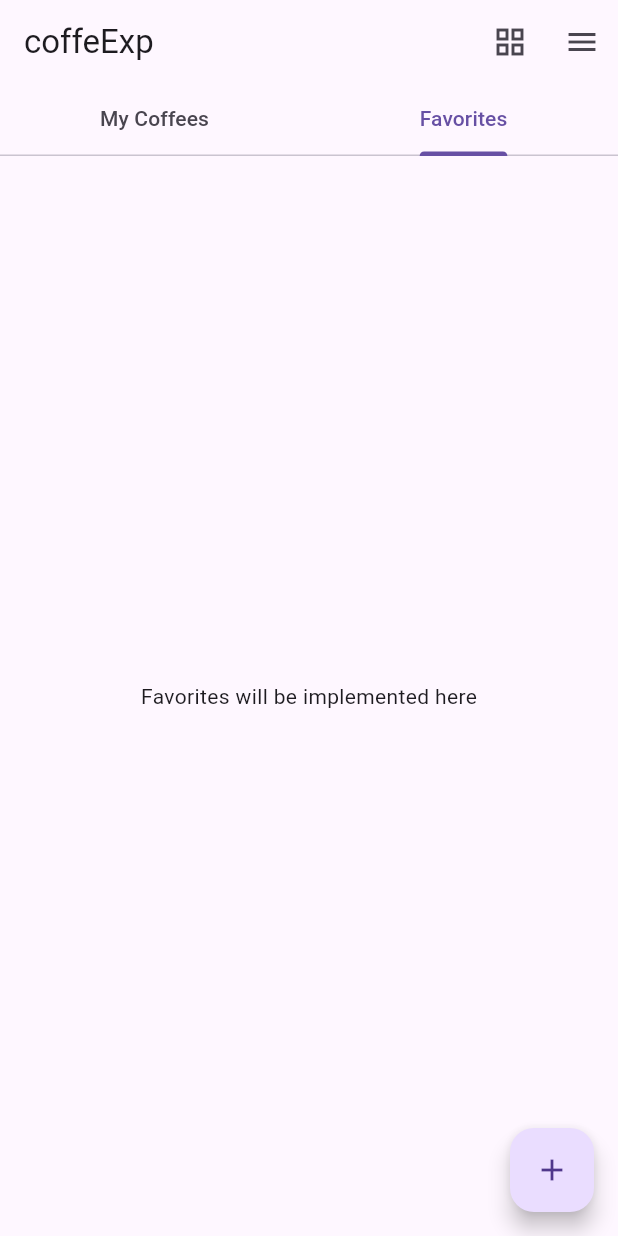
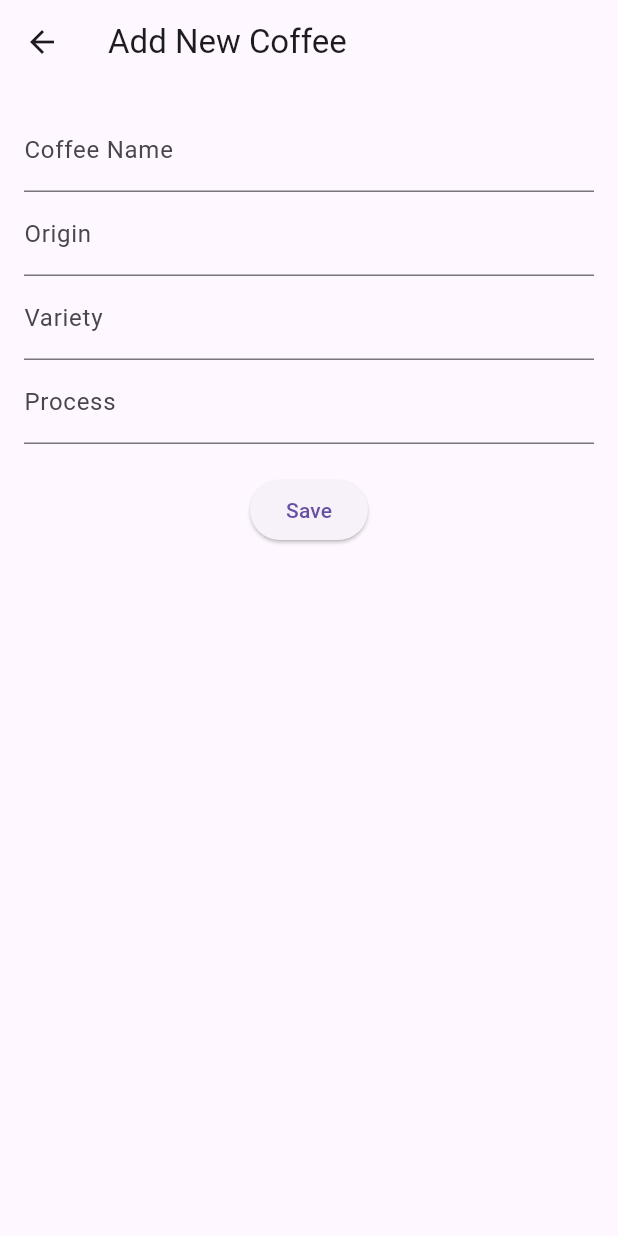
Before and after one commit to popcoondev/coffeexp, a Flutter app: the screen it shows after launch, tab 2 chosen, after a tap on the "add" icon, on a phone screen of 412 x 824 dp. Run offline on Flutter 3.47's test engine with Material 3 defaults, Android fonts, the light colour scheme and no system bars; our stand-ins replace firebase_core; accounts and stored records are empty; generated files the repository leaves out were written again.

Commit message:
Add Coffee screen

```diff
--- /dev/null
+++ b/lib/add_coffee_screen.dart
@@ -0,0 +1,95 @@
+import 'package:flutter/material.dart';
+
+class AddCoffeeScreen extends StatefulWidget {
+  @override
+  _AddCoffeeScreenState createState() => _AddCoffeeScreenState();
+}
+
+class _AddCoffeeScreenState extends State<AddCoffeeScreen> {
+  final _formKey = GlobalKey<FormState>();
+  String? _coffeeName;
+  String? _origin;
+  String? _variety;
+  String? _process;
+
+  @override
+  Widget build(BuildContext context) {
+    return Scaffold(
+      appBar: AppBar(
+        title: Text('Add New Coffee'),
+      ),
+      body: Padding(
+        padding: const EdgeInsets.all(16.0),
+        child: Form(
+          key: _formKey,
+          child: Column(
+            children: [
+              TextFormField(
+                decoration: InputDecoration(labelText: 'Coffee Name'),
+                validator: (value) {
+                  if (value == null || value.isEmpty) {
+                    return 'Please enter the coffee name';
+                  }
+                  return null;
+                },
+                onSaved: (value) {
+                  _coffeeName = value;
+                },
+              ),
+              TextFormField(
+                decoration: InputDecoration(labelText: 'Origin'),
+                validator: (value) {
+                  if (value == null || value.isEmpty) {
+                    return 'Please enter the origin';
+                  }
+                  return null;
+                },
+                onSaved: (value) {
+                  _origin = value;
+                },
+              ),
+              TextFormField(
+                decoration: InputDecoration(labelText: 'Variety'),
+                validator: (value) {
+                  if (value == null || value.isEmpty) {
+                    return 'Please enter the variety';
+                  }
+                  return null;
+                },
+                onSaved: (value) {
+                  _variety = value;
+                },
+              ),
+              TextFormField(
+                decoration: InputDecoration(labelText: 'Process'),
+                validator: (value) {
+                  if (value == null || value.isEmpty) {
+                    return 'Please enter the process';
+                  }
+                  return null;
+                },
+                onSaved: (value) {
+                  _process = value;
+                },
+              ),
+              SizedBox(height: 20),
+              ElevatedButton(
+                onPressed: () {
+                  if (_formKey.currentState?.validate() ?? false) {
+                    _formKey.currentState?.save();
+                    // 新規コーヒーのデータを保存する処理を実装予定
+                    ScaffoldMessenger.of(context).showSnackBar(
+                      SnackBar(content: Text('Coffee added successfully')),
+                    );
+                    Navigator.pop(context);
+                  }
+                },
+                child: Text('Save'),
+              ),
+            ],
+          ),
+        ),
+      ),
+    );
+  }
+}
--- a/lib/main.dart
+++ b/lib/main.dart
@@ -1,5 +1,6 @@
 import 'package:flutter/material.dart';
 import 'package:firebase_core/firebase_core.dart';
+import 'add_coffee_screen.dart';
 import 'firebase_options.dart';
 
 void main() async {
@@ -60,7 +61,10 @@ class _HomeScreenState extends State<HomeScreen> {
         ),
         floatingActionButton: FloatingActionButton(
           onPressed: () {
-            // 新規コーヒー記録画面への遷移を実装予定
+            Navigator.push(
+              context,
+              MaterialPageRoute(builder: (context) => AddCoffeeScreen()),
+            );
           },
           child: Icon(Icons.add),
         ),
```
